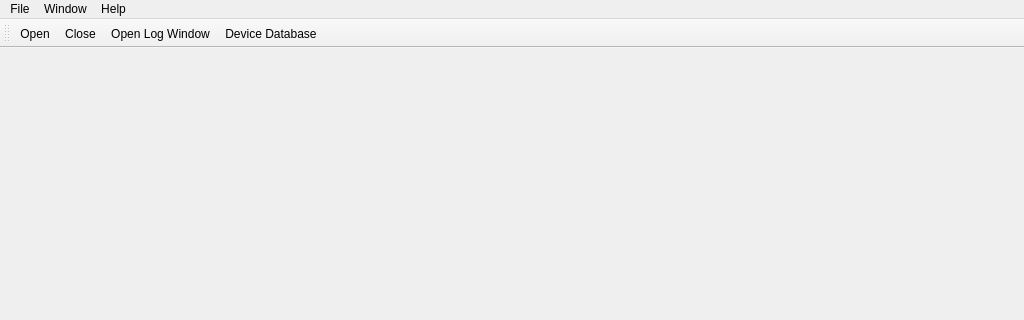
OpenZWave/ozw-admin, file ozwadmin-main/mainwindow.ui: the form before one commit; both pictures show x 0 to 1024 and y 0 to 320 of the 1024 by 800 pixel window.
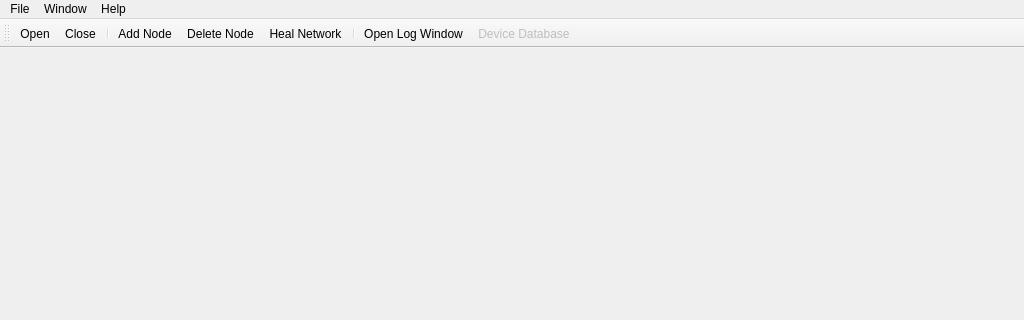
The form after the commit.

Patch:
```diff
--- a/ozwadmin-main/mainwindow.ui
+++ b/ozwadmin-main/mainwindow.ui
@@ -68,6 +68,11 @@
    </attribute>
    <addaction name="actionOpen"/>
    <addaction name="action_Close"/>
+   <addaction name="separator"/>
+   <addaction name="action_AddNode"/>
+   <addaction name="action_Delete_Node"/>
+   <addaction name="action_Heal_Network"/>
+   <addaction name="separator"/>
    <addaction name="actionOpen_Log_Window"/>
    <addaction name="actionDevice_Database"/>
   </widget>
@@ -93,6 +98,9 @@
    </property>
   </action>
   <action name="actionDevice_Database">
+   <property name="enabled">
+    <bool>false</bool>
+   </property>
    <property name="text">
     <string>&amp;Device Database</string>
    </property>
@@ -118,6 +126,21 @@
     <string>About</string>
    </property>
   </action>
+  <action name="action_AddNode">
+   <property name="text">
+    <string>&amp;Add Node</string>
+   </property>
+  </action>
+  <action name="action_Delete_Node">
+   <property name="text">
+    <string>&amp;Delete Node</string>
+   </property>
+  </action>
+  <action name="action_Heal_Network">
+   <property name="text">
+    <string>&amp;Heal Network</string>
+   </property>
+  </action>
  </widget>
  <layoutdefault spacing="6" margin="11"/>
  <resources/>
```
